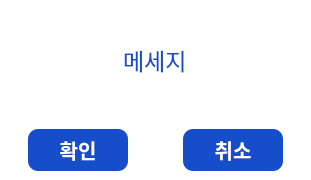
The window that client/view/view_check.ui (si-yeon/management_program) describes before a commit, drawn with Qt 5.
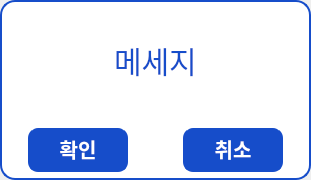
The same window after the commit.

What changed in the file:
```diff
--- a/client/view/view_check.ui
+++ b/client/view/view_check.ui
@@ -59,6 +59,10 @@
       <string notr="true">QWidget{
 font-family: Pretendard;
 background-color: rgb(255, 255, 255);
+border: 2px solid #164DCA;
+border-top-left-radius: 15px;
+border-top-right-radius: 15px;
+border-bottom:none;
 }</string>
      </property>
      <layout class="QHBoxLayout" name="horizontalLayout_3">
@@ -77,16 +81,24 @@
       <property name="bottomMargin">
        <number>0</number>
       </property>
-      <item alignment="Qt::AlignHCenter">
+      <item alignment="Qt::AlignHCenter|Qt::AlignVCenter">
        <widget class="QLabel" name="lb_msg">
         <property name="font">
          <font>
           <family>Pretendard</family>
-          <pointsize>17</pointsize>
+          <pointsize>-1</pointsize>
          </font>
         </property>
         <property name="styleSheet">
-         <string notr="true">color: #164DCA;</string>
+         <string notr="true">background-color: transparent;
+font-size: 30px;
+text-align: center;
+ color: #164DCA;
+border: none;
+border-radius: 0;
+
+
+</string>
         </property>
         <property name="text">
          <string>메세지</string>
@@ -108,6 +120,10 @@
       <string notr="true">QWidget{
 font-family: Pretendard;
 background-color: rgb(255, 255, 255);
+border: 2px solid #164DCA;
+border-bottom-left-radius: 15px;
+border-bottom-right-radius: 15px;
+border-top:none;
 }</string>
      </property>
      <layout class="QHBoxLayout" name="horizontalLayout_2">
@@ -138,6 +154,7 @@
          <font>
           <family>Pretendard</family>
           <pointsize>-1</pointsize>
+          <weight>75</weight>
           <bold>true</bold>
          </font>
         </property>
@@ -170,6 +187,7 @@
          <font>
           <family>Pretendard</family>
           <pointsize>-1</pointsize>
+          <weight>75</weight>
           <bold>true</bold>
          </font>
         </property>
```
